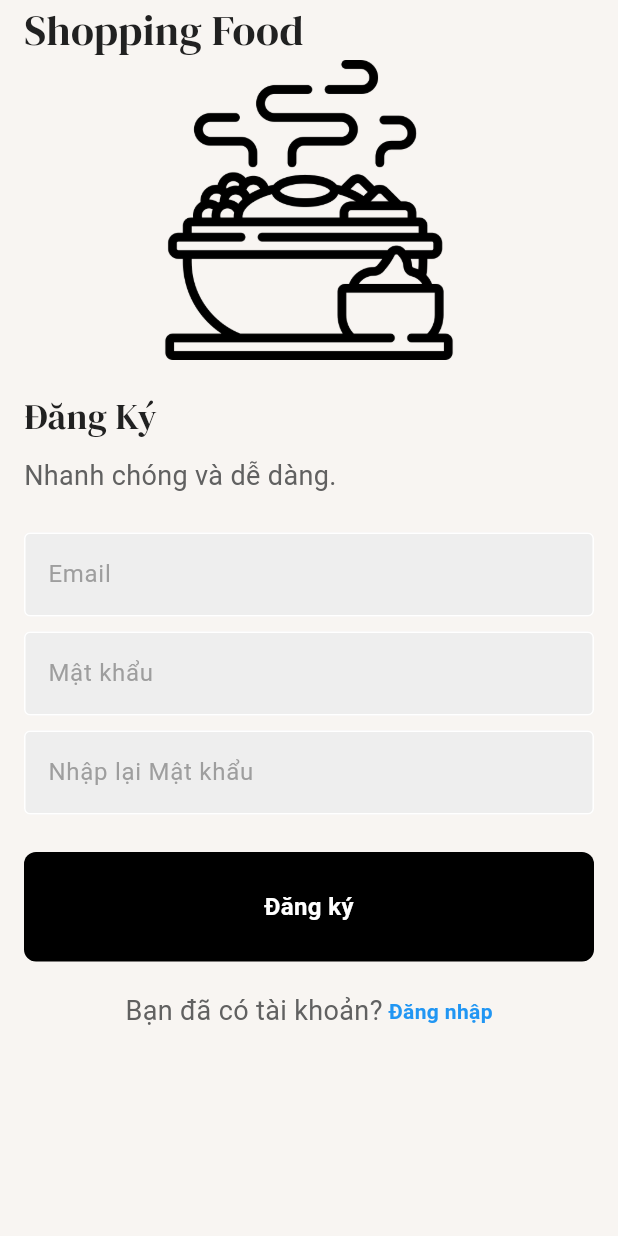
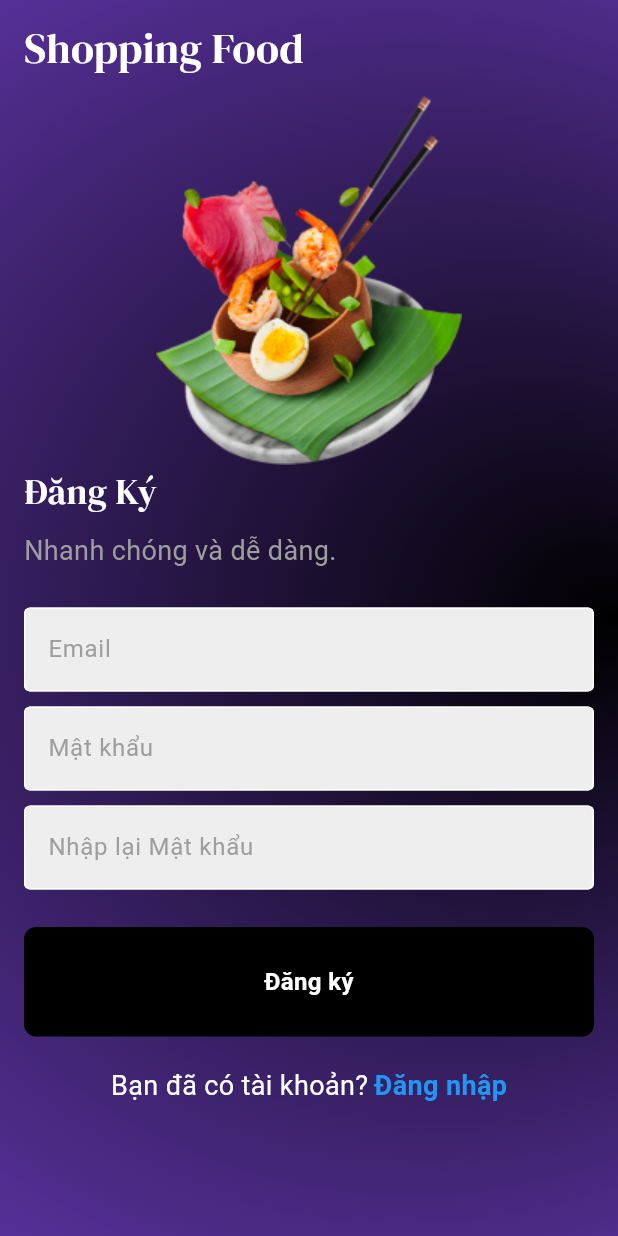
Before and after one commit to 2121051087/AppShoppingFood, a Flutter app: the RegisterPage screen opened directly with empty values, on a phone screen of 412 x 824 dp. Run offline on Flutter 3.47's test engine with Material 3 defaults, Android fonts, the phone set to English and light mode, and no system bars; our stand-ins replace firebase_auth, firebase_core, flutter_svg, google_fonts; accounts and stored records are empty; network calls fail.

Commit message:
Update to fix bottom overflow in login_page, register_page, and FourScreen when KeyBroad is enabled.

```diff
--- a/flutter_application_1/lib/Insert/screen4.dart
+++ b/flutter_application_1/lib/Insert/Four_Screen.dart
@@ -18,6 +18,7 @@ class _FourScreenState extends State<FourScreen> {
   @override
   Widget build(BuildContext context) {
     return Scaffold(
+      resizeToAvoidBottomInset: false,
       backgroundColor: const Color(0xFFF8F5F2),
       appBar: AppBar(
         elevation: 0,
--- a/flutter_application_1/lib/Insert/detail_page.dart
+++ b/flutter_application_1/lib/Insert/detail_page.dart
@@ -1,5 +1,5 @@
 
-import 'package:flutter_application_1/Insert/screen4.dart';
+import 'package:flutter_application_1/Insert/Four_Screen.dart';
 import 'package:flutter_svg/flutter_svg.dart';
 import 'package:flutter/material.dart';
 import 'package:google_fonts/google_fonts.dart';
--- a/flutter_application_1/lib/Insert/promo_page.dart
+++ b/flutter_application_1/lib/Insert/promo_page.dart
@@ -1,6 +1,6 @@
 
 import 'package:flutter/material.dart';
-import 'package:flutter_application_1/Insert/screen4.dart';
+import 'package:flutter_application_1/Insert/Four_Screen.dart';
 import 'package:flutter_svg/svg.dart';
 
 import '../pages/cart_page.dart';
@@ -26,6 +26,7 @@ class _PromoPageState extends State<PromoPage> {
   }
   @override
   Widget build(BuildContext context) {
+
     return Scaffold(
       body: Container(
         color: Colors.black26,
--- /dev/null
+++ b/flutter_application_1/lib/components/build_logo.dart
@@ -0,0 +1,17 @@
+import 'package:flutter/material.dart';
+
+class BuildLogo extends StatelessWidget {
+  final String imageUrl;
+
+  const BuildLogo({super.key, required this.imageUrl});
+
+  @override
+  Widget build(BuildContext context) {
+    return Container(
+      child: Image.asset(
+        imageUrl,
+        fit: BoxFit.cover,
+      ),
+    );
+  }
+}
--- a/flutter_application_1/lib/pages/login_page.dart
+++ b/flutter_application_1/lib/pages/login_page.dart
@@ -1,5 +1,6 @@
 import 'package:firebase_auth/firebase_auth.dart';
 import 'package:flutter/material.dart';
+import 'package:flutter_application_1/components/build_logo.dart';
 import 'package:flutter_application_1/components/button_login.dart';
 import 'package:flutter_application_1/components/text_field.dart';
 import 'package:google_fonts/google_fonts.dart';
@@ -71,7 +72,10 @@ class _LoginPageState extends State<LoginPage> {
 
   @override
   Widget build(BuildContext context) {
+    final isKeyBroad = MediaQuery.of(context).viewInsets.bottom != 0;
+
     return Scaffold(
+      resizeToAvoidBottomInset: false,
       extendBodyBehindAppBar: true,
 
       appBar: AppBar(
@@ -104,25 +108,18 @@ class _LoginPageState extends State<LoginPage> {
             ),
           ),
           // image
-          child: Column(
-            mainAxisAlignment: MainAxisAlignment.center,
+          child: ListView(
+
             children: [
+              SizedBox(height: 80),
 
-              Row(
-                children: [
+              if(!isKeyBroad) BuildLogo(
+                  imageUrl:'assets/images/img_sign_in.png'
 
-                  Image.asset(
-                      'assets/images/img_sign_in.png',
-                      fit: BoxFit.cover,
-                    ),
-
-                ],
               ),
               SizedBox(height:64),
 
-
-                SingleChildScrollView(
-                  child: Center(
+                 Center(
                         child: Padding(
                           padding: const EdgeInsets.symmetric(horizontal: 16),
 
@@ -172,6 +169,7 @@ class _LoginPageState extends State<LoginPage> {
                                         "Đăng ký",
                                         style: TextStyle(
                                           fontWeight: FontWeight.bold,
+                                          fontSize:18,
                                           color: Colors.blue,
                                         ),
                                       ),
@@ -183,7 +181,7 @@ class _LoginPageState extends State<LoginPage> {
 
                           ),
                         ),
-                      ),
+
 
 
 
--- a/flutter_application_1/lib/pages/register_page.dart
+++ b/flutter_application_1/lib/pages/register_page.dart
@@ -1,6 +1,7 @@
 import 'package:firebase_auth/firebase_auth.dart';
 import 'package:flutter/material.dart';
 import 'package:google_fonts/google_fonts.dart';
+import '../components/build_logo.dart';
 import '../components/button_login.dart';
 import '../components/text_field.dart';
 
@@ -83,10 +84,30 @@ class _RegisterPageState extends State<RegisterPage> {
   @override
   Widget build(BuildContext context) {
     return Scaffold(
-      backgroundColor: const Color(0xFFF8F5F2),
-      body: SingleChildScrollView(
-        child: SafeArea(
-          child: Center(
+        resizeToAvoidBottomInset: false,
+
+         body: Container(
+
+           decoration: const BoxDecoration(
+             gradient: RadialGradient(
+               colors: [
+                 Colors.black,
+                 Colors.deepPurple,
+                 Colors.green,
+
+               ],
+               focal: Alignment.centerRight,
+               center:Alignment.centerLeft,
+               radius:2.8,
+             ),
+           ),
+
+
+               child: ListView(
+                 children:[ Column(
+                   mainAxisAlignment: MainAxisAlignment.center,
+                   children: [
+                     Center(
                               child: Padding(
                                 padding: const EdgeInsets.symmetric(horizontal: 16),
                                 child: Column(
@@ -94,22 +115,20 @@ class _RegisterPageState extends State<RegisterPage> {
                                     Row(
                                       mainAxisAlignment: MainAxisAlignment.start,
                                       children: [
+                                        SizedBox(height:64),
                                         Text(
                                           "Shopping Food",
                                           style: GoogleFonts.dmSerifDisplay(
-                          color: Colors.grey[900],
+                                            color: Colors.white,
                                             fontSize: 28,
                                           ),
                                         ),
                                       ],
                                     ),
 
-                  Padding(
-                    padding: const EdgeInsets.only(right: 90,left: 90,bottom: 20),
-                    child: Image.asset(
-                      'assets/images/intro.png',
-                      fit: BoxFit.cover,
-                    ),
+                                    BuildLogo(
+                                        imageUrl:'assets/images/img_register.png'
+
                                     ),
 
                                     Row(
@@ -118,7 +137,7 @@ class _RegisterPageState extends State<RegisterPage> {
                                         Text(
                                           "Đăng Ký",
                                           style: GoogleFonts.dmSerifDisplay(
-                          color: Colors.grey[900],
+                                            color: Colors.white,
                                             fontSize: 24,
                                           ),
                                         ),
@@ -127,13 +146,13 @@ class _RegisterPageState extends State<RegisterPage> {
 
                                     const SizedBox(height: 10),
 
-                  Row(
+                                    const Row(
                                       mainAxisAlignment: MainAxisAlignment.start,
                                       children: [
                                         Text(
                                           "Nhanh chóng và dễ dàng.",
                                           style: TextStyle(
-                          color: Colors.grey[700],
+                                            color: Colors.grey,
                                             fontSize: 18,
                                           ),
                                         ),
@@ -178,10 +197,10 @@ class _RegisterPageState extends State<RegisterPage> {
                                     Row(
                                       mainAxisAlignment: MainAxisAlignment.center,
                                       children: [
-                      Text(
+                                        const Text(
                                           "Bạn đã có tài khoản?",
                                           style: TextStyle(
-                          color: Colors.grey[700],
+                                            color: Colors.white,
                                             fontSize: 18,
                                           ),
                                         ),
@@ -192,6 +211,7 @@ class _RegisterPageState extends State<RegisterPage> {
                                             "Đăng nhập",
                                             style: TextStyle(
                                               fontWeight: FontWeight.bold,
+                                              fontSize:18,
                                               color: Colors.blue,
                                             ),
                                           ),
@@ -202,8 +222,16 @@ class _RegisterPageState extends State<RegisterPage> {
                                 ),
                               ),
                             ),
+                   ],
                  ),
+           ],
                ),
+
+         ),
+
+
+        // ),
       );
+
   }
 }
```
Also changed, not shown: flutter_application_1/assets/images/img_register.png (added). Lines whose indentation alone changed are shown as unchanged.
